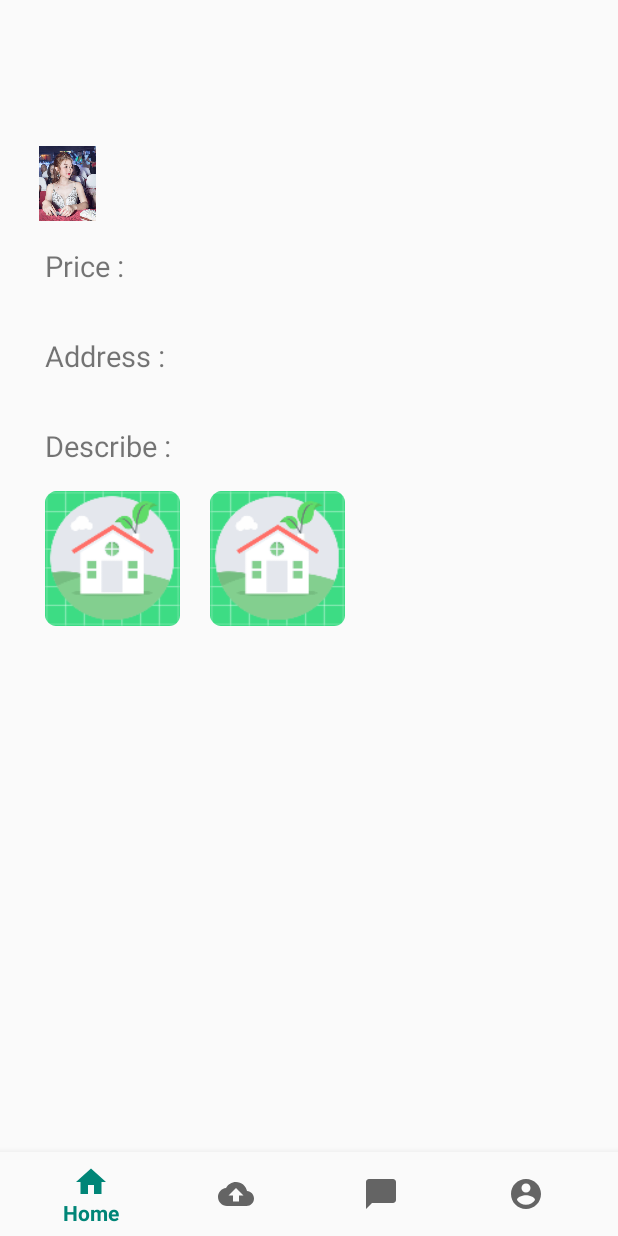
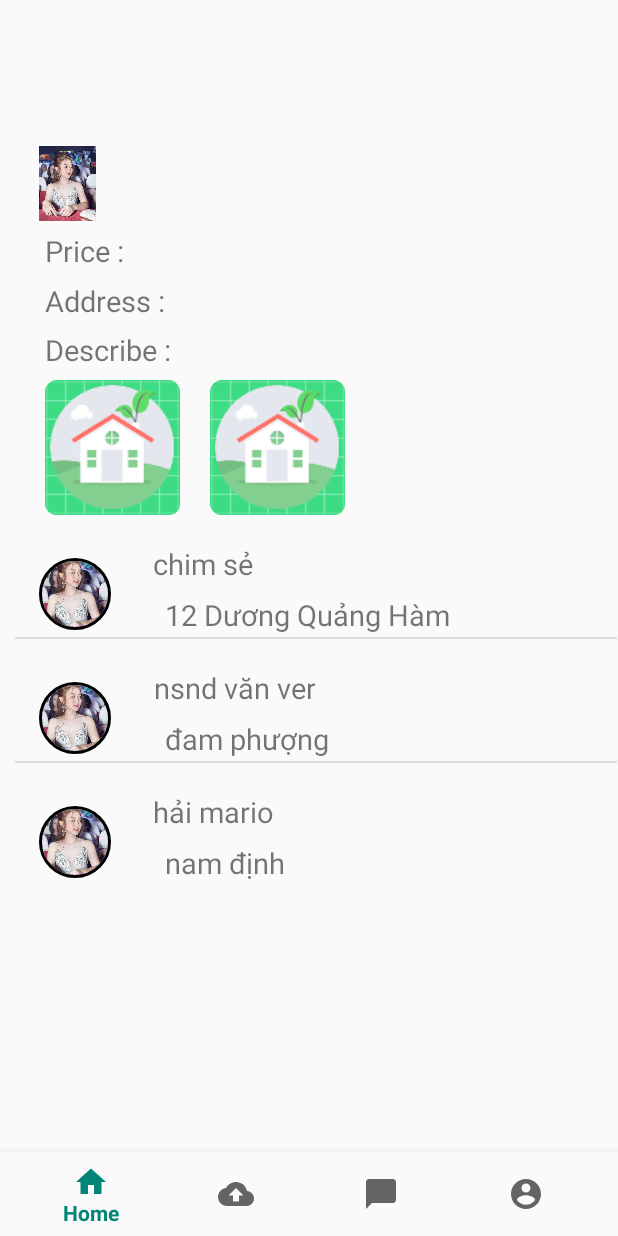
Before and after one commit to nguyenkhaik58utc/BaiTapAndroid, an Android app: the fragment fragment_content_post placed in its activity, on a phone screen of 412 x 824 dp. Run offline under Robolectric (Android 15) with nearby library versions, the phone set to English and light mode, and no system bars; our stand-ins replace CircleImageView.

```diff
--- a/app/build.gradle
+++ b/app/build.gradle
@@ -25,6 +25,8 @@ dependencies {
     implementation 'androidx.constraintlayout:constraintlayout:1.1.3'
     implementation 'androidx.legacy:legacy-support-v4:1.0.0'
     implementation 'com.android.support:support-v4:28.0.0'
+    implementation 'com.android.support:appcompat-v7:28.0.0'
+    implementation 'com.android.support.constraint:constraint-layout:1.1.3'
     testImplementation 'junit:junit:4.12'
     androidTestImplementation 'androidx.test.ext:junit:1.1.0'
     androidTestImplementation 'androidx.test.espresso:espresso-core:3.1.1'
--- /dev/null
+++ b/app/src/main/java/com/example/bigexample/Data/BaseComment.java
@@ -0,0 +1,67 @@
+package com.example.bigexample.Data;
+
+import android.content.Context;
+import android.content.res.Resources;
+import android.view.LayoutInflater;
+import android.view.View;
+import android.view.ViewGroup;
+import android.widget.BaseAdapter;
+import android.widget.TextView;
+
+import com.example.bigexample.R;
+import com.example.bigexample.models.Comment;
+import com.example.bigexample.models.RowPost;
+
+import java.util.ArrayList;
+
+public class BaseComment extends BaseAdapter {
+
+    ArrayList<Comment> list;
+    Context context;
+
+    public BaseComment(Context c) {
+        context = c;
+        list = new ArrayList<Comment>();
+        Resources resources = c.getResources();
+        String[] nameUserComment = {"chim sẻ", "nsnd văn ver", "hải mario"};
+        int[] idUserComment = {1, 2, 3};
+        String[] contentComment = {"12 Dương Quảng Hàm", "đam phượng", "nam định"};
+
+        for (int i = 0; i < idUserComment.length; i++) {
+            list.add(new Comment(idUserComment[i], nameUserComment[i], contentComment[i]));
+        }
+    }
+
+    @Override
+    public int getCount() {
+        return list.size();
+    }
+
+    @Override
+    public Object getItem(int position) {
+        return list.get(position);
+    }
+
+    @Override
+    public long getItemId(int position) {
+        return position;
+    }
+
+    @Override
+    public View getView(int position, View convertView, ViewGroup parent) {
+        LayoutInflater inflater = (LayoutInflater) context.getSystemService(context.LAYOUT_INFLATER_SERVICE);
+        View view = inflater.inflate(R.layout.activity_row_comment, parent, false);
+
+        TextView nameUserCmt = (TextView) view.findViewById(R.id.nameUserComment);
+        TextView contextCmt = (TextView) view.findViewById(R.id.txtComment);
+        Comment temp = list.get(position);
+        String a = temp.getNameUserCmt();
+        String c = temp.getContentCmt();
+
+        nameUserCmt.setText(a);
+        contextCmt.setText(c);
+        return view;
+
+
+    }
+}
--- a/app/src/main/java/com/example/bigexample/HomePages.java
+++ b/app/src/main/java/com/example/bigexample/HomePages.java
@@ -7,7 +7,6 @@ import android.view.View;
 import android.view.ViewGroup;
 import android.widget.ArrayAdapter;
 import android.widget.ListView;
-
 import androidx.annotation.NonNull;
 import androidx.annotation.Nullable;
 import androidx.fragment.app.Fragment;
--- a/app/src/main/java/com/example/bigexample/fragment_content_post.java
+++ b/app/src/main/java/com/example/bigexample/fragment_content_post.java
@@ -6,10 +6,13 @@ import android.view.LayoutInflater;
 import android.view.View;
 import android.view.ViewGroup;
 import android.widget.ImageView;
+import android.widget.ListView;
 import android.widget.TextView;
 
 import androidx.fragment.app.Fragment;
 import androidx.fragment.app.FragmentTransaction;
+
+import com.example.bigexample.Data.BaseComment;
 
 
 /**
@@ -24,7 +27,7 @@ public class fragment_content_post extends Fragment {
     TextView describeContentPost;
     ImageView imageAddressContentPost1;
     ImageView imageAddressContentPost2;
-
+    ListView lst;
 
     public fragment_content_post() {
         // Required empty public constructor
@@ -43,6 +46,11 @@ public class fragment_content_post extends Fragment {
         describeContentPost = view.findViewById(R.id.describeContentPost);
         imageAddressContentPost1 = view.findViewById(R.id.imageAddressContentPost1);
         imageAddressContentPost2 = view.findViewById(R.id.imageAddressContentPost2);
+
+
+        lst = view.findViewById(R.id.lstComment);
+        lst.setAdapter(new BaseComment(getActivity()));
+
         Bundle bundle = getArguments();
         if(bundle != null)
         {
--- /dev/null
+++ b/app/src/main/java/com/example/bigexample/models/Comment.java
@@ -0,0 +1,37 @@
+package com.example.bigexample.models;
+
+public class Comment {
+    private int id;
+    private String nameUserCmt;
+    private String contentCmt;
+
+    public int getId() {
+        return id;
+    }
+
+    public void setId(int id) {
+        this.id = id;
+    }
+
+    public String getNameUserCmt() {
+        return nameUserCmt;
+    }
+
+    public void setNameUserCmt(String nameUserCmt) {
+        this.nameUserCmt = nameUserCmt;
+    }
+
+    public String getContentCmt() {
+        return contentCmt;
+    }
+
+    public void setContentCmt(String contentCmt) {
+        this.contentCmt = contentCmt;
+    }
+
+    public Comment(int id, String nameUserCmt, String contentCmt) {
+        this.id = id;
+        this.nameUserCmt = nameUserCmt;
+        this.contentCmt = contentCmt;
+    }
+}
--- a/app/src/main/java/com/example/bigexample/models/Post.java
+++ b/app/src/main/java/com/example/bigexample/models/Post.java
@@ -7,6 +7,7 @@ public class Post {
     private String phoneUserPost;
     private String describe;
     private int imageAddress;
+    private int imageAddress2;
 
     public Post(int i, String s, String s1, String s2, String s3) {
     }
--- /dev/null
+++ b/app/src/main/res/layout/activity_row_comment.xml
@@ -0,0 +1,45 @@
+<?xml version="1.0" encoding="utf-8"?>
+<androidx.constraintlayout.widget.ConstraintLayout xmlns:android="http://schemas.android.com/apk/res/android"
+    xmlns:app="http://schemas.android.com/apk/res-auto"
+    xmlns:tools="http://schemas.android.com/tools"
+    android:layout_width="match_parent"
+    android:layout_height="match_parent"
+    tools:context=".newPost">
+
+    <de.hdodenhof.circleimageview.CircleImageView
+        android:id="@+id/imageUserComment"
+        android:layout_width="48dp"
+        android:layout_height="57dp"
+        android:layout_marginStart="16dp"
+        android:layout_marginTop="24dp"
+        android:src="@drawable/ribi"
+        app:civ_border_color="#FF000000"
+        app:civ_border_width="2dp"
+        app:layout_constraintStart_toStartOf="parent"
+        app:layout_constraintTop_toTopOf="parent" />
+
+    <TextView
+        android:id="@+id/nameUserComment"
+        android:layout_width="wrap_content"
+        android:layout_height="33dp"
+        android:layout_marginStart="8dp"
+        android:layout_marginTop="16dp"
+        android:gravity="center"
+        android:paddingLeft="20dp"
+        android:textSize="19dp"
+        app:layout_constraintStart_toEndOf="@+id/imageUserComment"
+        app:layout_constraintTop_toTopOf="parent"></TextView>
+
+    <TextView
+        android:id="@+id/txtComment"
+        android:layout_width="wrap_content"
+        android:layout_height="wrap_content"
+        android:layout_marginStart="16dp"
+        android:layout_marginTop="4dp"
+        android:gravity="center"
+        android:paddingLeft="20dp"
+        android:textSize="19dp"
+        app:layout_constraintStart_toEndOf="@+id/imageUserComment"
+        app:layout_constraintTop_toBottomOf="@id/nameUserComment"></TextView>
+
+</androidx.constraintlayout.widget.ConstraintLayout>
--- a/app/src/main/res/layout/fragment_content_post.xml
+++ b/app/src/main/res/layout/fragment_content_post.xml
@@ -43,7 +43,7 @@
 
             <TextView
                 android:layout_width="match_parent"
-                android:layout_height="60dp"
+                android:layout_height="40dp"
                 android:gravity="center"
                 android:paddingLeft="20dp"
                 android:text="Price : "
@@ -52,7 +52,7 @@
             <TextView
                 android:id="@+id/phoneUserContentPost"
                 android:layout_width="match_parent"
-                android:layout_height="60dp"
+                android:layout_height="40dp"
                 android:gravity="center"
                 android:paddingLeft="20dp"
                 android:textSize="19dp"></TextView>
@@ -67,7 +67,7 @@
 
             <TextView
                 android:layout_width="match_parent"
-                android:layout_height="60dp"
+                android:layout_height="wrap_content"
                 android:gravity="center"
                 android:paddingLeft="20dp"
                 android:text="Address : "
@@ -76,7 +76,7 @@
             <TextView
                 android:id="@+id/addressContentPost"
                 android:layout_width="match_parent"
-                android:layout_height="60dp"
+                android:layout_height="wrap_content"
                 android:gravity="center"
                 android:paddingLeft="20dp"
                 android:textSize="19dp"></TextView>
@@ -91,7 +91,7 @@
 
             <TextView
                 android:layout_width="match_parent"
-                android:layout_height="60dp"
+                android:layout_height="40dp"
                 android:gravity="center"
                 android:paddingLeft="20dp"
                 android:text="Describe : "
@@ -100,7 +100,7 @@
             <TextView
                 android:id="@+id/describeContentPost"
                 android:layout_width="match_parent"
-                android:layout_height="60dp"
+                android:layout_height="wrap_content"
                 android:gravity="center"
                 android:paddingLeft="20dp"
                 android:textSize="19dp"></TextView>
@@ -128,6 +128,10 @@
 
 
         </LinearLayout>
+        <ListView
+            android:id="@+id/lstComment"
+            android:layout_width="match_parent"
+            android:layout_height="wrap_content"></ListView>
 
     </LinearLayout>
 
```
Also changed, not shown: app/src/main/AndroidManifest.xml (+7 -3 lines), app/src/main/java/com/example/bigexample/DangKy.java (added, +94 -0 lines), app/src/main/java/com/example/bigexample/Data/DataBaseUser.java (added, +103 -0 lines), app/src/main/java/com/example/bigexample/MainActivity.java (+24 -0 lines), app/src/main/java/com/example/bigexample/RowComment.java (added, +18 -0 lines), app/src/main/java/com/example/bigexample/ThueTroPages.java (+37 -0 lines), app/src/main/res/layout/activity_dang_ky.xml (added, +196 -0 lines), app/src/main/res/layout/activity_main.xml (+15 -2 lines), app/src/main/res/layout/activity_new_post.xml (+4 -4 lines).
